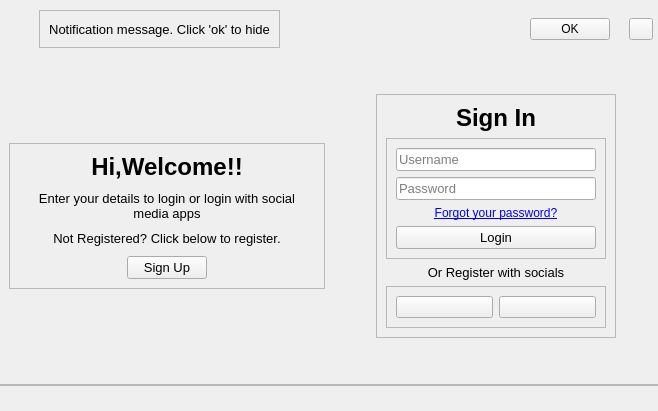
The window that uis/login_interface.ui (OldResolution/Python-Mini_Project) describes before a commit, drawn with Qt 5.
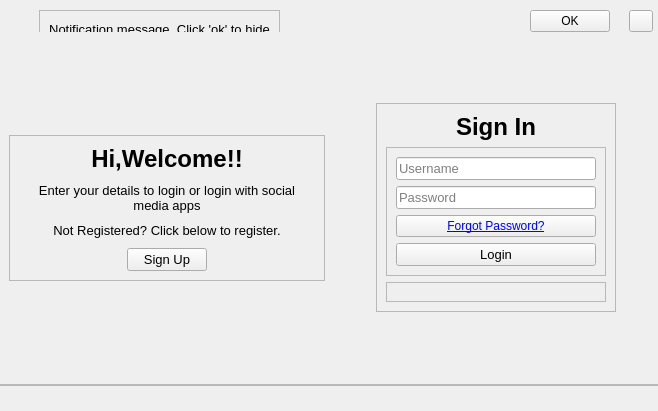
The same window after the commit. Icons and pictures are not drawn. Custom widgets are drawn as their Qt base class.

The edit to the form file:
```diff
--- a/uis/login_interface.ui
+++ b/uis/login_interface.ui
@@ -61,7 +61,7 @@
         <number>0</number>
        </property>
        <item>
-        <widget class="QCustomSlideMenu" name="notification_slide" native="true">
+        <widget class="QCustomSlideMenu" name="notification_slide">
          <property name="minimumSize">
           <size>
            <width>600</width>
@@ -492,15 +492,20 @@
                   </widget>
                  </item>
                  <item>
-                  <widget class="QLabel" name="label_5">
+                  <widget class="QPushButton" name="Forgot">
+                   <property name="toolTip">
+                    <string>&lt;html&gt;&lt;head/&gt;&lt;body&gt;&lt;p align=&quot;center&quot;&gt;&lt;span style=&quot; color:#0000ff;&quot;&gt;Forgot Password?&lt;/span&gt;&lt;/p&gt;&lt;/body&gt;&lt;/html&gt;</string>
+                   </property>
+                   <property name="whatsThis">
+                    <string>&lt;html&gt;&lt;head/&gt;&lt;body&gt;&lt;p align=&quot;center&quot;&gt;&lt;span style=&quot; color:#00007f;&quot;&gt;Forgot&lt;/span&gt;&lt;span style=&quot; font-weight:700; color:#00007f;&quot;/&gt;&lt;span style=&quot; color:#00007f;&quot;&gt;Password?&lt;/span&gt;&lt;/p&gt;&lt;/body&gt;&lt;/html&gt;</string>
+                   </property>
+                   <property name="styleSheet">
+                    <string notr="true">font: 9pt &quot;Segoe UI&quot;;
+text-decoration: underline;
+color:blue;</string>
+                   </property>
                    <property name="text">
-                    <string>&lt;html&gt;&lt;head/&gt;&lt;body&gt;&lt;p&gt;&lt;a href=&quot;google.com&quot;&gt;&lt;span style=&quot; text-decoration: underline; color:#0000ff;&quot;&gt;Forgot your password?&lt;/span&gt;&lt;/a&gt;&lt;/p&gt;&lt;/body&gt;&lt;/html&gt;</string>
-                   </property>
-                   <property name="alignment">
-                    <set>Qt::AlignCenter</set>
-                   </property>
-                   <property name="openExternalLinks">
-                    <bool>true</bool>
+                    <string>Forgot Password?</string>
                    </property>
                   </widget>
                  </item>
@@ -522,21 +527,6 @@
                 </layout>
                </widget>
               </item>
-              <item>
-               <widget class="QLabel" name="label_6">
-                <property name="font">
-                 <font>
-                  <pointsize>10</pointsize>
-                 </font>
-                </property>
-                <property name="text">
-                 <string>Or Register with socials</string>
-                </property>
-                <property name="alignment">
-                 <set>Qt::AlignCenter</set>
-                </property>
-               </widget>
-              </item>
               <item>
                <widget class="QFrame" name="frame_4">
                 <property name="frameShape">
@@ -545,48 +535,7 @@
                 <property name="frameShadow">
                  <enum>QFrame::Raised</enum>
                 </property>
-                <layout class="QHBoxLayout" name="horizontalLayout_3">
-                 <item>
-                  <widget class="QPushButton" name="google">
-                   <property name="cursor">
-                    <cursorShape>PointingHandCursor</cursorShape>
-                   </property>
-                   <property name="text">
-                    <string/>
-                   </property>
-                   <property name="icon">
-                    <iconset resource="../Qss/icons/_icons.qrc">
-                     <normaloff>:/font_awesome_brands/icons/font_awesome/brands/google-plus-g.png</normaloff>:/font_awesome_brands/icons/font_awesome/brands/google-plus-g.png</iconset>
-                   </property>
-                   <property name="iconSize">
-                    <size>
-                     <width>24</width>
-                     <height>24</height>
-                    </size>
-                   </property>
-                  </widget>
-                 </item>
-                 <item>
-                  <widget class="QPushButton" name="github">
-                   <property name="cursor">
-                    <cursorShape>PointingHandCursor</cursorShape>
-                   </property>
-                   <property name="text">
-                    <string/>
-                   </property>
-                   <property name="icon">
-                    <iconset resource="../Qss/icons/_icons.qrc">
-                     <normaloff>:/feather/icons/feather/facebook.png</normaloff>:/feather/icons/feather/facebook.png</iconset>
-                   </property>
-                   <property name="iconSize">
-                    <size>
-                     <width>24</width>
-                     <height>24</height>
-                    </size>
-                   </property>
-                  </widget>
-                 </item>
-                </layout>
+                <layout class="QHBoxLayout" name="horizontalLayout_3"/>
                </widget>
               </item>
              </layout>
@@ -813,18 +762,18 @@
   </widget>
  </widget>
  <customwidgets>
+  <customwidget>
+   <class>QCustomSlideMenu</class>
+   <extends>QLabel</extends>
+   <header location="global">Custom_Widgets.QCustomSlideMenu.h</header>
+   <container>1</container>
+  </customwidget>
   <customwidget>
    <class>QCustomQStackedWidget</class>
    <extends>QStackedWidget</extends>
    <header>Custom_Widgets.QCustomQStackedWidget.h</header>
    <container>1</container>
   </customwidget>
-  <customwidget>
-   <class>QCustomSlideMenu</class>
-   <extends>QWidget</extends>
-   <header location="global">Custom_Widgets.QCustomSlideMenu.h</header>
-   <container>1</container>
-  </customwidget>
  </customwidgets>
  <resources>
   <include location="../../../OneDrive/Desktop/Savin sem4/resources.qrc"/>
```
Left out of the diff: 58 changed lines with no effect on the pictures.
